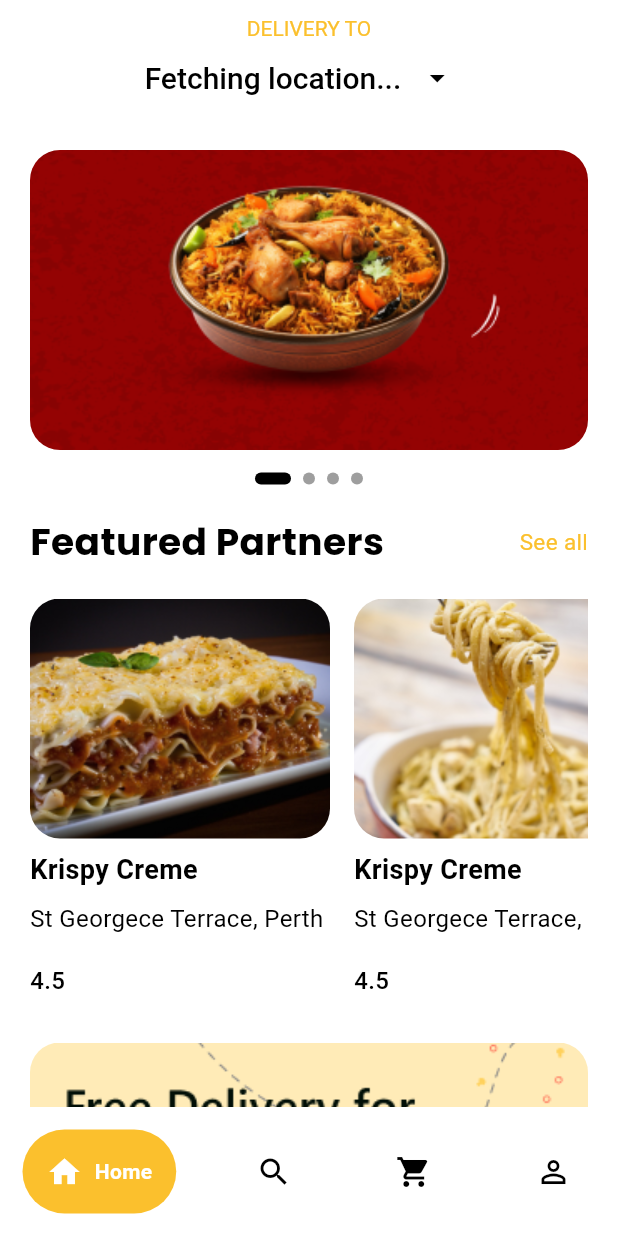
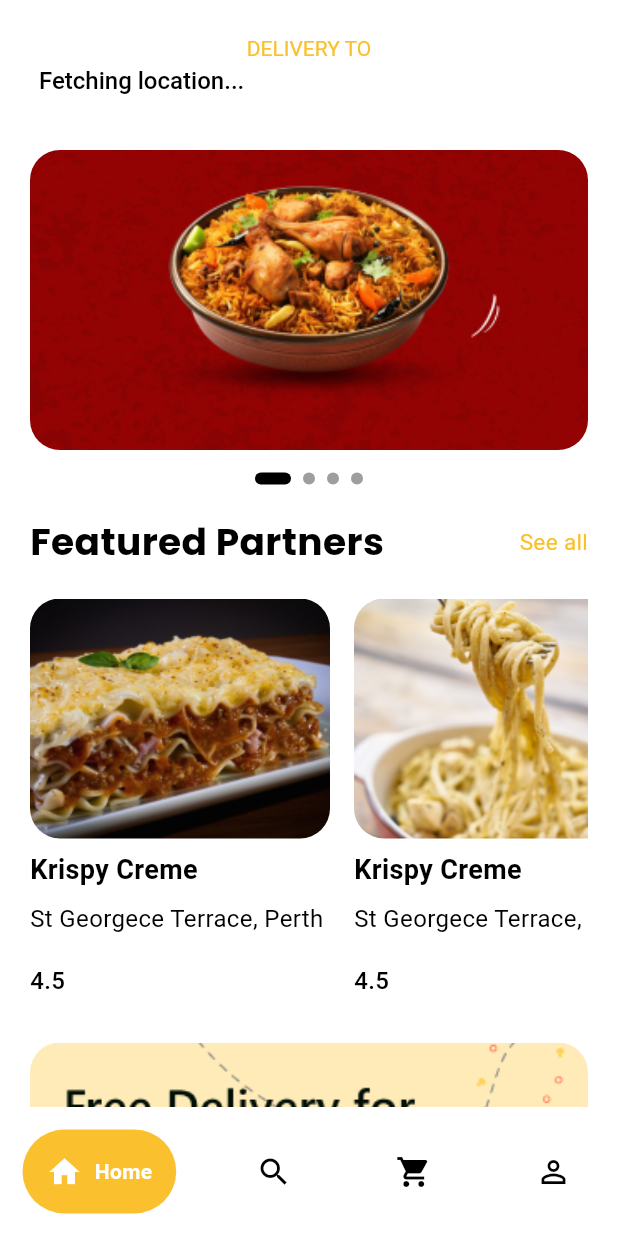
Before and after one commit to Aadi65/tamang_food_service, a Flutter app: the screen it shows once a user with an empty profile is signed in, on a phone screen of 412 x 824 dp. Run offline on Flutter 3.47's test engine with Material 3 defaults, Android fonts, the phone set to English and light mode, and no system bars; drawn by our look-alikes of carousel_slider, google_nav_bar, smooth_page_indicator; our stand-ins replace cloud_firestore, firebase_auth, firebase_core, geocoding, geolocator, google_fonts and 3 more; accounts and stored records are empty.

Commit message:
some changes

```diff
--- a/lib/screens/custom_widget/location_banner.dart
+++ b/lib/screens/custom_widget/location_banner.dart
@@ -17,20 +17,17 @@ class LocationBanner extends StatelessWidget {
             "DELIVERY TO",
             style: TextStyle(fontSize: 14, color: Color(0xFFFBC02D)),
           ),
+          const SizedBox(height: 2),
           Row(
-            mainAxisAlignment: MainAxisAlignment.center,
+            mainAxisAlignment: MainAxisAlignment.start,
             children: [
               Text(
                 location,
                 style: const TextStyle(
-                  fontSize: 20,
+                  fontSize: 16,
                   fontWeight: FontWeight.w500,
                   color: Colors.black,
                 ),
-              ),
-              IconButton(
-                icon: const Icon(Icons.arrow_drop_down, color: Colors.black),
-                onPressed: () {},
               ),
             ],
           ),
--- a/lib/screens/home/SearchScreen.dart
+++ b/lib/screens/home/SearchScreen.dart
@@ -104,7 +104,7 @@ class SearchPage extends StatelessWidget {
         automaticallyImplyLeading: false,
       ),
       body: Padding(
-        padding: const EdgeInsets.symmetric(horizontal: 16.0),
+        padding: const EdgeInsets.symmetric(horizontal: 10.0),
         child: Column(
           crossAxisAlignment: CrossAxisAlignment.start,
           children: [
--- a/lib/walkthrough/walkthrough_screen.dart
+++ b/lib/walkthrough/walkthrough_screen.dart
@@ -99,7 +99,7 @@ class _WalkthroughState extends State<WalkthroughScreen> {
                             color: Colors.black,
                           ),
                         ),
-                        const SizedBox(height: 20),
+                        const SizedBox(height: 1),
                         Text(
                           textAlign: TextAlign.center,
                           contents[i].description,
--- a/lib/walkthrough/welcome_screen.dart
+++ b/lib/walkthrough/welcome_screen.dart
@@ -71,7 +71,7 @@ class WelcomeScreen extends StatelessWidget {
                     color: Colors.black.withOpacity(0.5),
                   ),
                 ),
-                const SizedBox(height: 80),
+                const SizedBox(height: 60),
                 custom_button(
                   onpressed: () {
                     Navigator.push(
```
